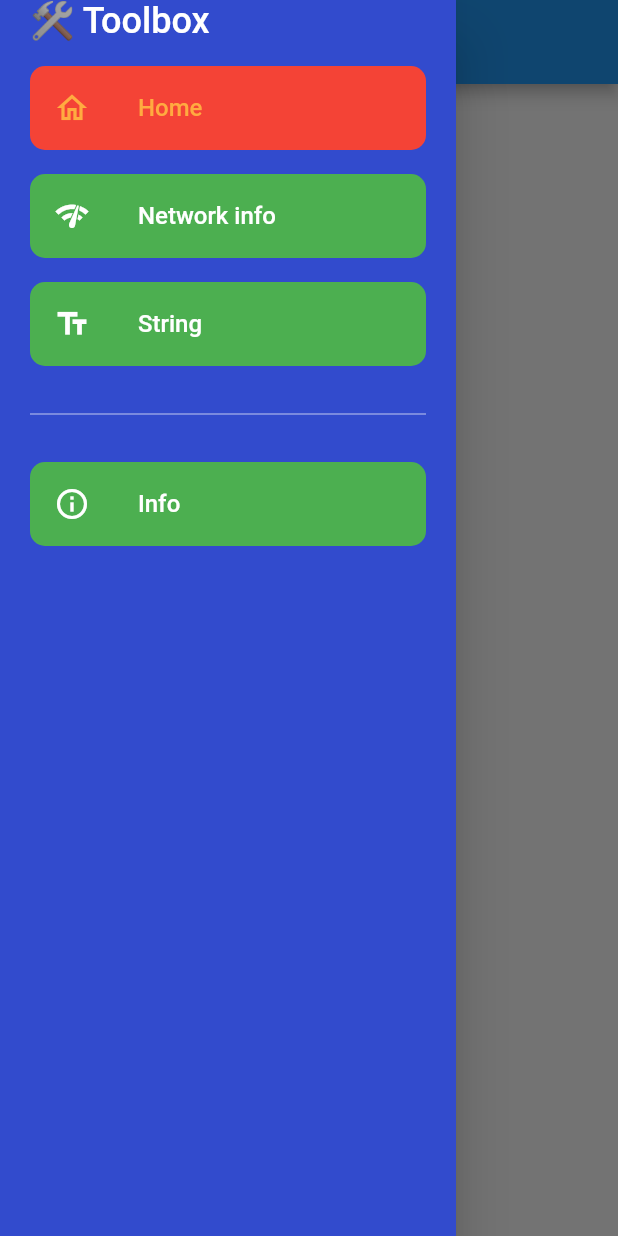
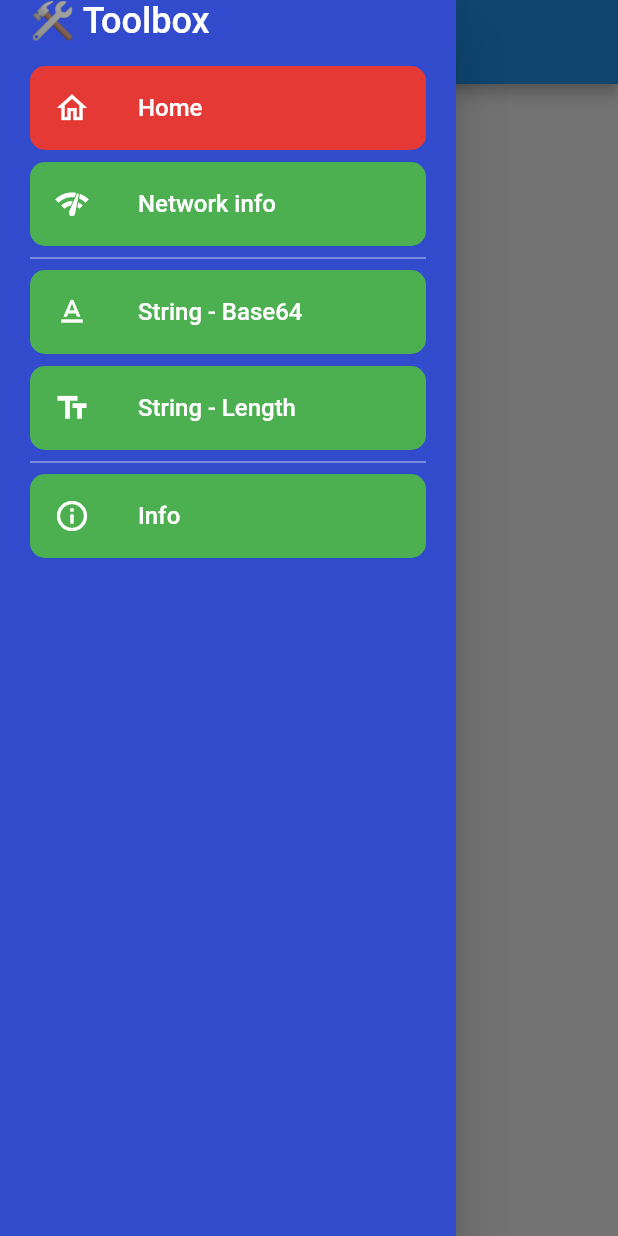
Before and after one commit to simusr2/toolbox, a Flutter app: the screen it shows after launch, with the side drawer open, on a phone screen of 412 x 824 dp. Run offline on Flutter 3.47's test engine with Material 2 defaults, Android fonts, the phone set to English and light mode, and no system bars; our stand-ins replace connectivity_plus, device_info_plus.

Commit message:
String: base64 and length

```diff
--- a/lib/main.dart
+++ b/lib/main.dart
@@ -5,7 +5,8 @@
 import 'package:toolbox/page/info_page.dart';
 import 'package:toolbox/page/network_info_page.dart';
 import 'package:toolbox/page/ping_page.dart';
-import 'package:toolbox/page/string_page.dart';
+import 'package:toolbox/page/string_base64_page.dart';
+import 'package:toolbox/page/string_length_page.dart';
 import 'package:toolbox/provider/navigation_provider.dart';
 import 'package:toolbox/widget/button_widget.dart';
 import 'package:toolbox/widget/navigation_drawer_widget.dart';
@@ -69,9 +70,10 @@
         return const NetworkInfoPage();
       case NavigationItem.info:
         return const InfoPage();
-      case NavigationItem.string:
-        return const StringPage();
-
+      case NavigationItem.stringBase64:
+        return const StringBase64Page();
+      case NavigationItem.stringLength:
+        return const StringLengthPage();
       default:
         return const MyHomePage(title: 'Home');
     }
--- a/lib/model/navigation_item.dart
+++ b/lib/model/navigation_item.dart
@@ -1 +1,8 @@
-enum NavigationItem { home, ping, info, networkInfo, string }
+enum NavigationItem {
+  home,
+  ping,
+  info,
+  networkInfo,
+  stringBase64,
+  stringLength
+}
--- a/lib/widget/navigation_drawer_widget.dart
+++ b/lib/widget/navigation_drawer_widget.dart
@@ -9,9 +9,7 @@ class NavigationDrawerWidget extends StatelessWidget {
   const NavigationDrawerWidget({Key? key}) : super(key: key);
   @override
   Widget build(BuildContext context) {
-    const double itemSeparatorSizedBoxHeight = 16.0;
-    const double dividerSizedBoxHeight = 24.0;
-
+    const double itemSeparatorSizedBoxHeight = 8.0;
     const String name = '🛠 Toolbox';
 
     return Drawer(
@@ -23,8 +21,6 @@ class NavigationDrawerWidget extends StatelessWidget {
                 name: name,
                 onClicked: () {
                   selectItem(context, NavigationItem.home);
-                  //Navigator.of(context).push(MaterialPageRoute(
-                  //builder: (context) => const HomePage()));
                 }),
             Container(
               padding: paddding,
@@ -43,16 +39,21 @@ class NavigationDrawerWidget extends StatelessWidget {
                     text: 'Network info',
                     icon: Icons.network_check_outlined,
                   ),
+                  const Divider(color: Colors.white70),
+                  buildMenuItem(
+                    context,
+                    navigationItem: NavigationItem.stringBase64,
+                    text: 'String - Base64',
+                    icon: Icons.text_format,
+                  ),
                   const SizedBox(height: itemSeparatorSizedBoxHeight),
                   buildMenuItem(
                     context,
-                    navigationItem: NavigationItem.string,
-                    text: 'String',
+                    navigationItem: NavigationItem.stringLength,
+                    text: 'String - Length',
                     icon: Icons.text_fields,
                   ),
-                  const SizedBox(height: dividerSizedBoxHeight),
                   const Divider(color: Colors.white70),
-                  const SizedBox(height: dividerSizedBoxHeight),
                   buildMenuItem(
                     context,
                     navigationItem: NavigationItem.info,
@@ -115,10 +116,8 @@ class NavigationDrawerWidget extends StatelessWidget {
         Provider.of<NavigationProvider>(context);
     final NavigationItem currentItem = provider.navigationItem;
     final bool isSelected = currentItem == navigationItem;
-    //const Color color = Colors.white;
-    final Color color = isSelected ? Colors.orangeAccent : Colors.white;
+    const Color color = Colors.white;
     const Color hoverColor = Colors.white70;
-    debugPrint("buildMenuItem: $navigationItem, $currentItem, $isSelected");
     return Material(
       color: Colors.transparent,
       child: ListTile(
@@ -126,9 +125,9 @@ class NavigationDrawerWidget extends StatelessWidget {
             RoundedRectangleBorder(borderRadius: BorderRadius.circular(10.0)),
         selected: isSelected,
         tileColor: Colors.green,
-        selectedTileColor: Colors.red,
+        selectedTileColor: Colors.red[600],
         textColor: Colors.white,
-        selectedColor: Colors.orangeAccent,
+        selectedColor: Colors.white,
         leading: Icon(icon, color: color),
         title: Text(text, style: const TextStyle(fontSize: 16)),
         hoverColor: hoverColor,
@@ -142,26 +141,6 @@ class NavigationDrawerWidget extends StatelessWidget {
     final NavigationProvider provider =
         Provider.of<NavigationProvider>(context, listen: false);
 
-    debugPrint(provider.navigationItem.toString());
     provider.navigationItem = item;
-    debugPrint(provider.navigationItem.toString());
   }
-
-  // void selectedItem(BuildContext context, int index) {
-  //   Navigator.of(context).pop();
-  //   switch (index) {
-  //     case 0:
-  //       Navigator.of(context).push(MaterialPageRoute(
-  //         builder: (context) =>
-  //             const PeoplePage(key: PageStorageKey('people-page')),
-  //       ));
-  //       break;
-  //     case 1:
-  //       Navigator.of(context).push(MaterialPageRoute(
-  //         builder: (context) =>
-  //             const FavouritesPage(key: PageStorageKey('favourites-page')),
-  //       ));
-  //       break;
-  //   }
-  //Navigator.of(context).pop();
 }
```
Also changed, not shown: lib/page/string_base64_page.dart (added, +105 -0 lines), lib/page/string_length_page.dart (added, +60 -0 lines), lib/page/string_page.dart (deleted, +0 -94 lines).
